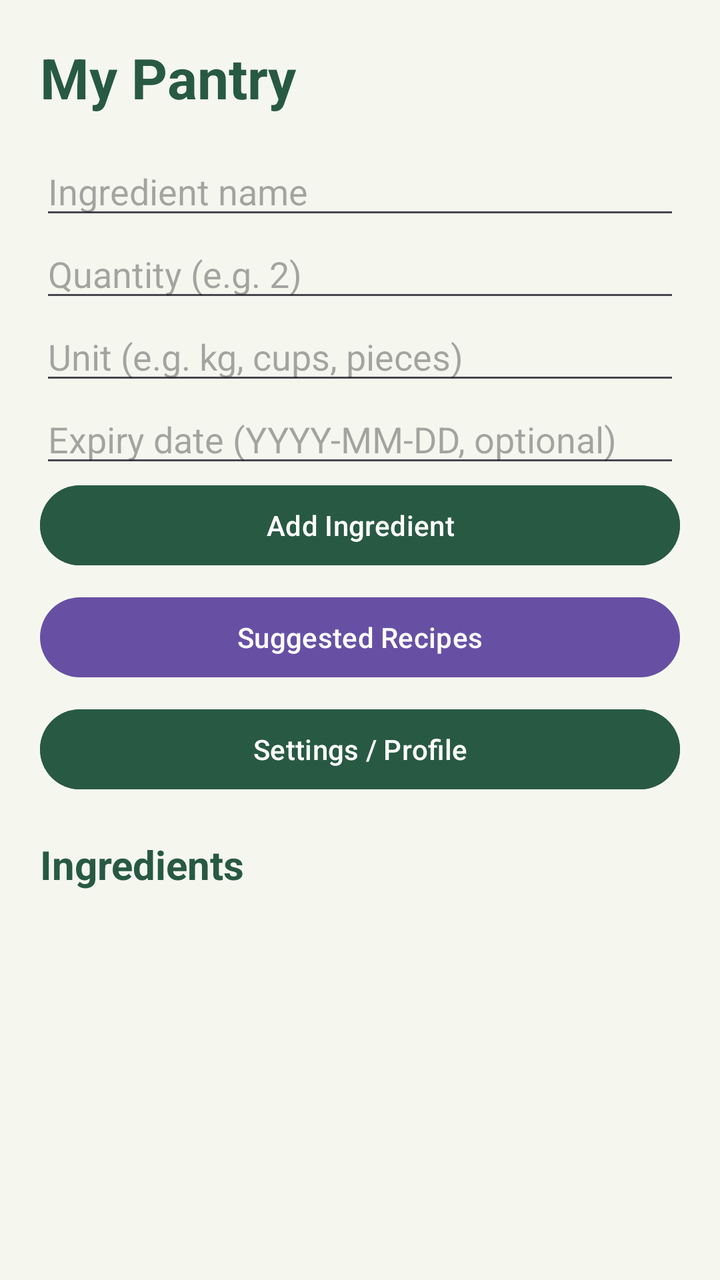
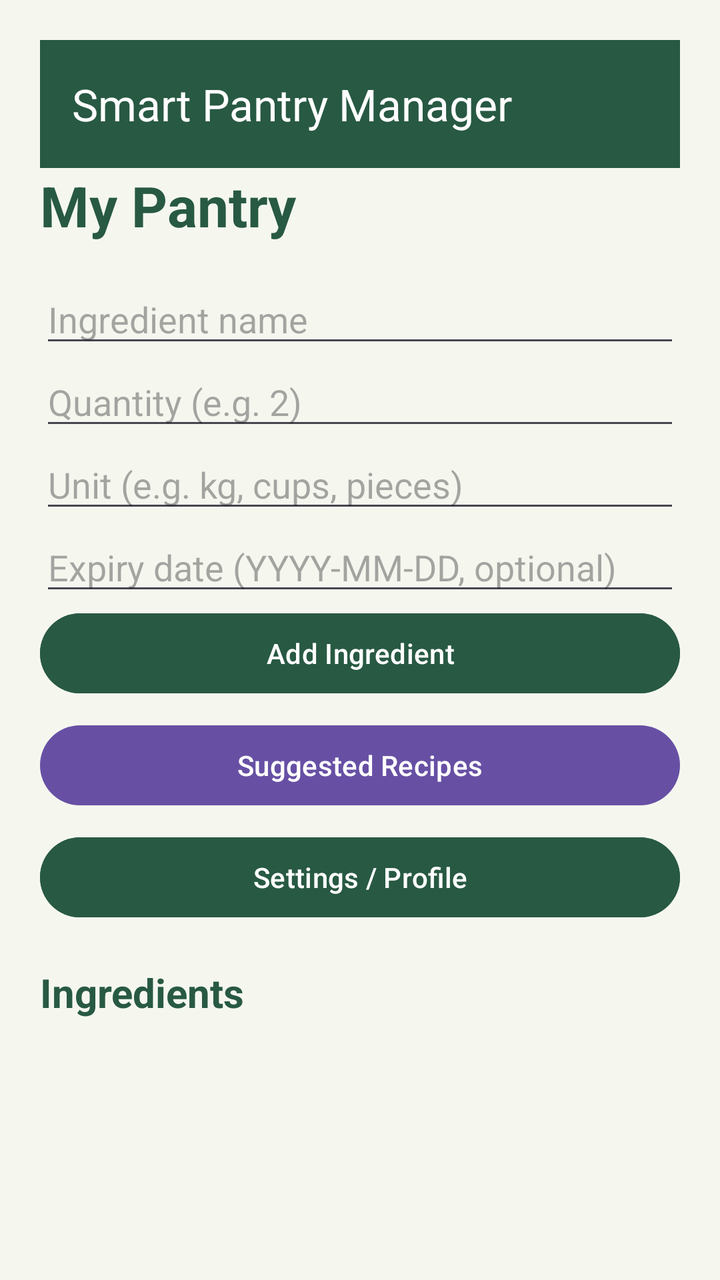

Screens rendered from an Android XML layout before and after an edit, with the pre-edit source and the edit as a unified diff.
<!-- AndroidManifest.xml: application theme Theme.SmartPantryManager -->
<!-- res/layout/activity_pantry.xml -->
<LinearLayout xmlns:android="http://schemas.android.com/apk/res/android"
    android:layout_width="match_parent"
    android:layout_height="match_parent"
    android:orientation="vertical"
    android:padding="20dp"
    android:background="#F5F7EF">

    <TextView
        android:layout_width="match_parent"
        android:layout_height="wrap_content"
        android:text="My Pantry"
        android:textSize="28sp"
        android:textStyle="bold"
        android:textColor="#285943"
        android:layout_marginBottom="16dp" />

    <EditText
        android:id="@+id/ingredientName"
        android:layout_width="match_parent"
        android:layout_height="wrap_content"
        android:hint="Ingredient name"
        android:inputType="textCapSentences"
        android:singleLine="true" />

    <EditText
        android:id="@+id/ingredientQuantity"
        android:layout_width="match_parent"
        android:layout_height="wrap_content"
        android:hint="Quantity (e.g. 2)"
        android:inputType="numberDecimal"
        android:singleLine="true" />

    <EditText
        android:id="@+id/ingredientUnit"
        android:layout_width="match_parent"
        android:layout_height="wrap_content"
        android:hint="Unit (e.g. kg, cups, pieces)"
        android:inputType="textCapSentences"
        android:singleLine="true" />

    <EditText
        android:id="@+id/ingredientExpiry"
        android:layout_width="match_parent"
        android:layout_height="wrap_content"
        android:hint="Expiry date (YYYY-MM-DD, optional)"
        android:inputType="date"
        android:singleLine="true" />

    <Button
        android:id="@+id/addIngredientButton"
        android:layout_width="match_parent"
        android:layout_height="wrap_content"
        android:text="Add Ingredient"
        android:textAllCaps="false"
        android:backgroundTint="#285943"
        android:textColor="#FFFFFF" />

    <Button
        android:id="@+id/suggestedRecipesButton"
        android:layout_width="match_parent"
        android:layout_height="wrap_content"
        android:layout_marginTop="8dp"
        android:text="Suggested Recipes" />

    <Button
        android:id="@+id/settingsButton"
        android:layout_width="match_parent"
        android:layout_height="wrap_content"
        android:layout_marginTop="8dp"
        android:text="Settings / Profile"
        android:backgroundTint="#285943"
        android:textColor="#FFFFFF" />


    <TextView
        android:layout_width="match_parent"
        android:layout_height="wrap_content"
        android:text="Ingredients"
        android:textSize="20sp"
        android:textStyle="bold"
        android:textColor="#285943"
        android:layout_marginTop="20dp"
        android:layout_marginBottom="8dp" />

    <ListView
        android:id="@+id/ingredientList"
        android:layout_width="match_parent"
        android:layout_height="0dp"
        android:layout_weight="1"
        android:divider="#D8DFD2"
        android:dividerHeight="1dp" />

</LinearLayout>
<!-- resources referenced by this layout -->
<resources>
  <style name="Theme.SmartPantryManager" parent="Base.Theme.SmartPantryManager" />
  <style name="Base.Theme.SmartPantryManager" parent="Theme.Material3.DayNight.NoActionBar">
          
          
      </style>
</resources>

<!-- the commit's change to res/layout/activity_pantry.xml (unified diff, before → after) -->
@@ -1,9 +1,24 @@
-<LinearLayout xmlns:android="http://schemas.android.com/apk/res/android"
+<LinearLayout
+    xmlns:android="http://schemas.android.com/apk/res/android"
+    xmlns:app="http://schemas.android.com/apk/res-auto"
     android:layout_width="match_parent"
     android:layout_height="match_parent"
     android:orientation="vertical"
     android:padding="20dp"
     android:background="#F5F7EF">
+
+
+
+    <androidx.appcompat.widget.Toolbar
+        android:id="@+id/pantryToolbar"
+        android:layout_width="match_parent"
+        android:layout_height="?attr/actionBarSize"
+        android:background="#285943"
+        android:theme="@style/ThemeOverlay.AppCompat.Dark.ActionBar"
+        app:title="Smart Pantry Manager"
+        app:titleTextColor="#FFFFFF" />
+
+
 
     <TextView
         android:layout_width="match_parent"
